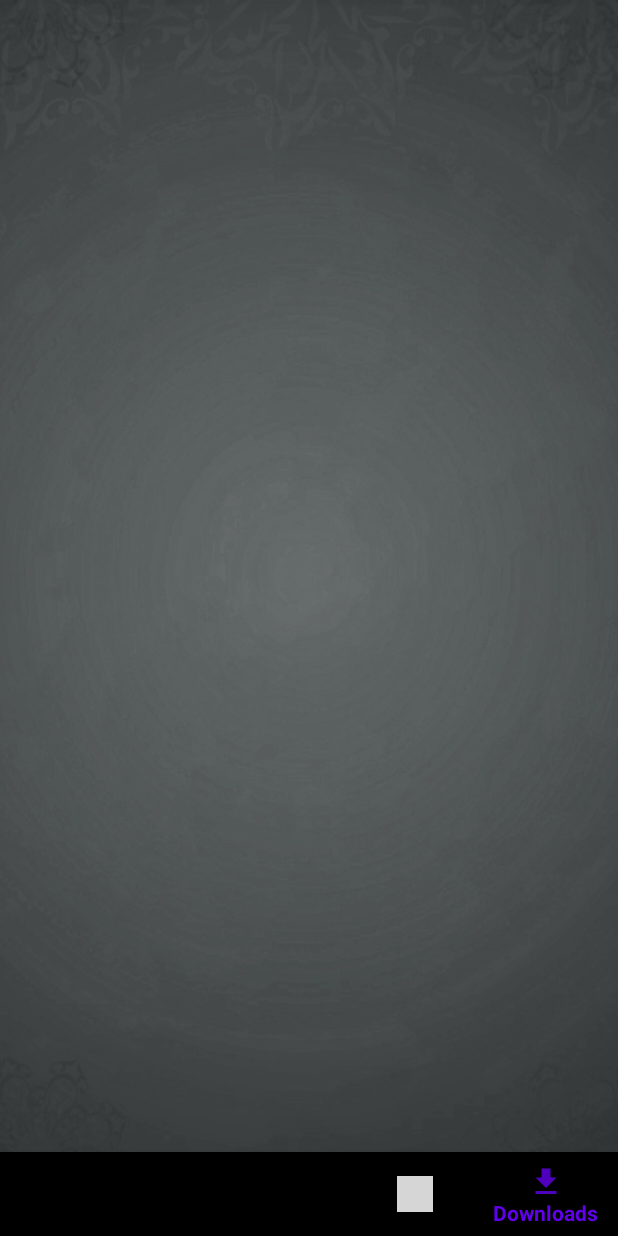
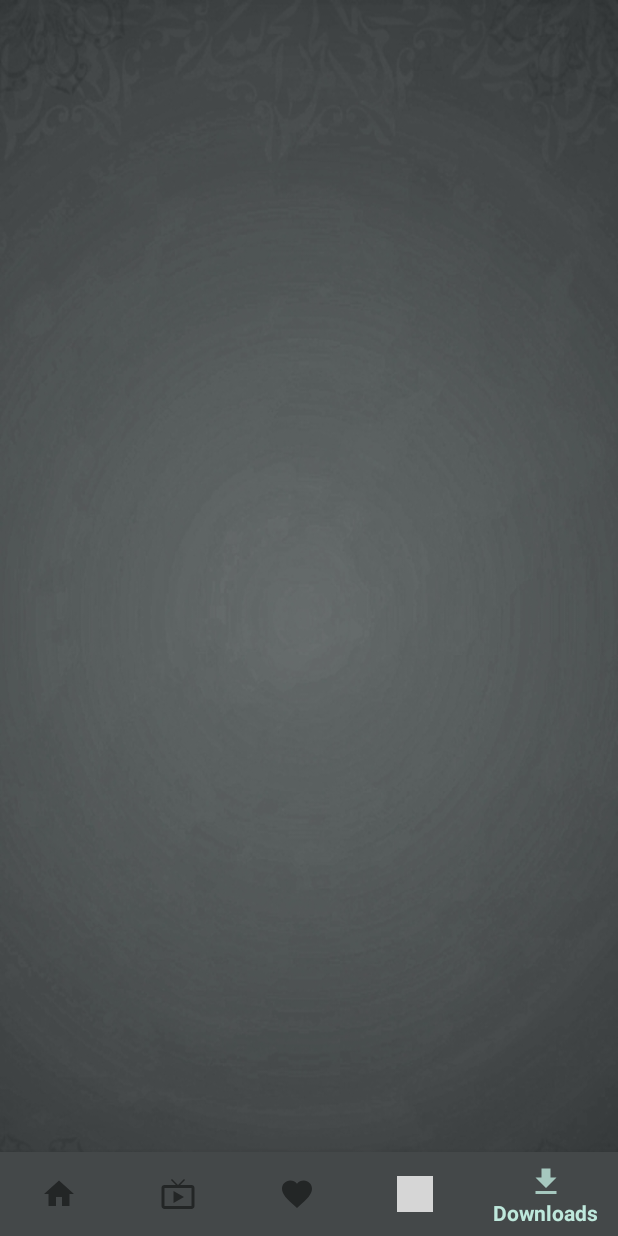
Before and after one commit to MANNU-BOT/Movie-App, an Android app: the screen it shows after launch (MainActivity), item 5 of the bottom bar chosen, on a phone screen of 412 x 824 dp. Run offline under Robolectric (Android 15) with nearby library versions, the phone set to English and light mode, and no system bars; grey boxes are pictures that could not be loaded.

Commit message:
Second Commit

```diff
--- a/app/build.gradle
+++ b/app/build.gradle
@@ -37,4 +37,5 @@ dependencies {
     testImplementation 'junit:junit:4.12'
     androidTestImplementation 'androidx.test.ext:junit:1.1.1'
     androidTestImplementation 'androidx.test.espresso:espresso-core:3.2.0'
+    implementation 'com.google.android.material:material:1.1.0'
 }
--- a/app/src/main/java/com/example/movies/HomeFragment.kt
+++ b/app/src/main/java/com/example/movies/HomeFragment.kt
@@ -6,9 +6,6 @@ import android.view.LayoutInflater
 import android.view.View
 import android.view.ViewGroup
 
-/**
- * A simple [Fragment] subclass.
- */
 class HomeFragment : Fragment() {
 
     override fun onCreateView(
--- a/app/src/main/java/com/example/movies/MainActivity.kt
+++ b/app/src/main/java/com/example/movies/MainActivity.kt
@@ -1,9 +1,14 @@
 package com.example.movies
-
+import android.graphics.Color
+import android.os.Build
+import android.os.Bundle
+import android.view.Window
+import android.view.WindowManager
+import androidx.annotation.RequiresApi
 import androidx.appcompat.app.AppCompatActivity
-import android.os.Bundle
 import androidx.fragment.app.FragmentTransaction
 import kotlinx.android.synthetic.main.activity_main.*
+
 
 class MainActivity : AppCompatActivity() {
 
@@ -15,10 +20,13 @@ class MainActivity : AppCompatActivity() {
     lateinit var topRatedFragment: TopRatedFragment
     lateinit var downloadsFragment: DownloadsFragment
 
+    @RequiresApi(Build.VERSION_CODES.LOLLIPOP)
     override fun onCreate(savedInstanceState: Bundle?) {
         super.onCreate(savedInstanceState)
         setContentView(R.layout.activity_main)
 
+        window.statusBarColor = Color.parseColor("#ff0b445c")
+        BottomNav.setBackgroundResource(R.color.frag1)
 
 
         homefragment = HomeFragment()
@@ -29,10 +37,14 @@ class MainActivity : AppCompatActivity() {
             .commit()
 
 
-        BottomNav.setOnNavigationItemSelectedListener { item ->
+        BottomNav.setOnNavigationItemSelectedListener {
+                item ->
 
             when (item.itemId) {
                 R.id.homeB -> {
+
+                    window.statusBarColor = Color.parseColor("#ff0b445c")
+                    BottomNav.setBackgroundResource(R.color.frag1)
                     homefragment = HomeFragment()
                     supportFragmentManager
                         .beginTransaction()
@@ -42,6 +54,9 @@ class MainActivity : AppCompatActivity() {
                 }
 
                 R.id.latestB -> {
+
+                    window.statusBarColor = Color.parseColor("#ff1b4641")
+                    BottomNav.setBackgroundResource(R.color.frag2)
                     latestFragment = LatestFragment()
                     supportFragmentManager
                         .beginTransaction()
@@ -51,6 +66,9 @@ class MainActivity : AppCompatActivity() {
                 }
 
                 R.id.favoritesB -> {
+
+                    window.statusBarColor = Color.parseColor("#ff1f91cc")
+                    BottomNav.setBackgroundResource(R.color.frag3)
                     favFragment = FavFragment()
                     supportFragmentManager
                         .beginTransaction()
@@ -60,6 +78,9 @@ class MainActivity : AppCompatActivity() {
                 }
 
                 R.id.topratedB -> {
+
+                    window.statusBarColor = Color.parseColor("#ff024da1")
+                    BottomNav.setBackgroundResource(R.color.frag4)
                     topRatedFragment = TopRatedFragment()
                     supportFragmentManager
                         .beginTransaction()
@@ -69,6 +90,10 @@ class MainActivity : AppCompatActivity() {
                 }
 
                 R.id.downloadsB -> {
+
+                    window.statusBarColor = Color.parseColor("#ff444849")
+                    BottomNav.setBackgroundResource(R.color.frag5)
+
                     downloadsFragment = DownloadsFragment()
                     supportFragmentManager
                         .beginTransaction()
@@ -79,5 +104,7 @@ class MainActivity : AppCompatActivity() {
             }
             true
         }
+
+
     }
 }
--- a/app/src/main/res/layout/activity_main.xml
+++ b/app/src/main/res/layout/activity_main.xml
@@ -7,19 +7,19 @@
     android:background="@drawable/backimg"
     tools:context=".MainActivity">
 
+    <FrameLayout
+        android:id="@+id/FrameLB"
+        android:layout_width="match_parent"
+        android:layout_height="match_parent">
+
+    </FrameLayout>
+
     <com.google.android.material.bottomnavigation.BottomNavigationView
         android:id="@+id/BottomNav"
         android:layout_width="match_parent"
         android:layout_height="wrap_content"
         app:menu="@menu/bottom_nav"
+        android:background="@color/frag1"
         android:layout_alignParentBottom="true"/>
 
-    <FrameLayout
-        android:id="@+id/FrameLB"
-        android:layout_width="match_parent"
-        android:layout_height="match_parent"
-        android:layout_above="@+id/BottomNav">
-
-    </FrameLayout>
-
 </RelativeLayout>
--- a/app/src/main/res/menu/bottom_nav.xml
+++ b/app/src/main/res/menu/bottom_nav.xml
@@ -1,6 +1,5 @@
 <?xml version="1.0" encoding="utf-8"?>
 <menu xmlns:android="http://schemas.android.com/apk/res/android">
-
     <item
         android:id="@+id/homeB"
         android:title="@string/Home"
--- a/app/src/main/res/values/colors.xml
+++ b/app/src/main/res/values/colors.xml
@@ -1,6 +1,11 @@
 <?xml version="1.0" encoding="utf-8"?>
 <resources>
-    <color name="colorPrimary">#6200EE</color>
-    <color name="colorPrimaryDark">#3700B3</color>
+    <color name="colorPrimary">#BEE8DC</color>      <!--gives color to actionBar-->
+    <color name="colorPrimaryDark">#0D475F</color>  <!--gives color to status bar-->
     <color name="colorAccent">#03DAC5</color>
+    <color name="frag1">#ff0b445c</color>
+    <color name="frag2">#ff1b4641</color>
+    <color name="frag3">#ff1f91cc</color>
+    <color name="frag4">#ff024da1</color>
+    <color name="frag5">#ff444849</color>
 </resources>
```
